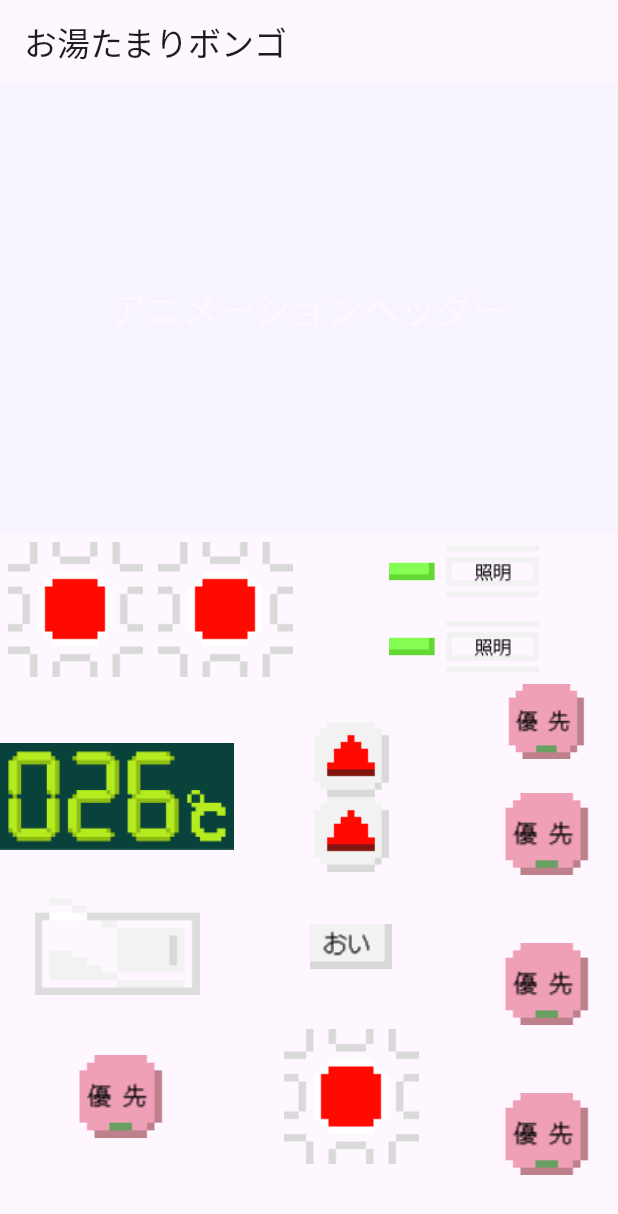
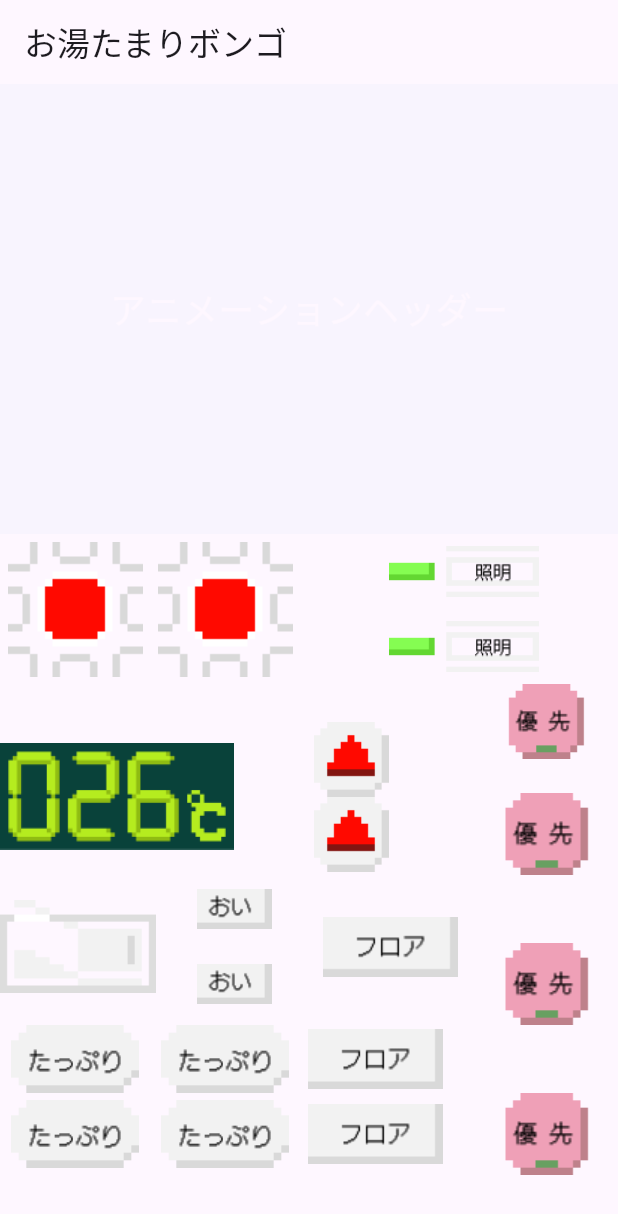
Before and after one commit to ironmax123/oyutamari_bongo, a Flutter app: the screen it shows after launch, on a phone screen of 412 x 824 dp. Shown: the top 1214 px of the screen. Run offline on Flutter 3.47's test engine with Material 3 defaults, Android fonts, the phone set to English and light mode, and no system bars; our stand-ins replace flutter_blue_plus, flutter_hooks, just_audio; missing offline and left inert: audio_session; statements that could not run were skipped.

Commit message:
大枠完成

```diff
--- /dev/null
+++ b/lib/pages/home/components/button_full.dart
@@ -0,0 +1,70 @@
+import 'package:flutter/material.dart';
+import 'package:oyutamaribondo/components/image_button.dart';
+
+class ButtonFull extends StatelessWidget {
+  const ButtonFull({Key? key}) : super(key: key);
+
+  @override
+  Widget build(BuildContext context) {
+    return Column(
+      children: [
+        Row(
+          children: [
+            ImageButton(
+              imagePath: 'assets/images/button2.png',
+              width: 100,
+              height: 50,
+              onPressed: () {
+                // ボタン7の処理
+              },
+            ),
+            ImageButton(
+              imagePath: 'assets/images/button2.png',
+              width: 100,
+              height: 50,
+              onPressed: () {
+                // ボタン7の処理
+              },
+            ),
+            ImageButton(
+              imagePath: 'assets/images/button9.png',
+              width: 100,
+              height: 50,
+              onPressed: () {
+                // ボタン7の処理
+              },
+            ),
+          ],
+        ),
+        Row(
+          children: [
+            ImageButton(
+              imagePath: 'assets/images/button2.png',
+              width: 100,
+              height: 50,
+              onPressed: () {
+                // ボタン7の処理
+              },
+            ),
+            ImageButton(
+              imagePath: 'assets/images/button2.png',
+              width: 100,
+              height: 50,
+              onPressed: () {
+                // ボタン7の処理
+              },
+            ),
+            ImageButton(
+              imagePath: 'assets/images/button9.png',
+              width: 100,
+              height: 50,
+              onPressed: () {
+                // ボタン7の処理
+              },
+            ),
+          ],
+        ),
+      ],
+    );
+  }
+}
--- /dev/null
+++ b/lib/pages/home/components/button_oi.dart
@@ -0,0 +1,30 @@
+import 'package:flutter/material.dart';
+import 'package:oyutamaribondo/components/image_button.dart';
+
+class ButtonOi extends StatelessWidget {
+  const ButtonOi({Key? key}) : super(key: key);
+
+  @override
+  Widget build(BuildContext context) {
+    return Column(
+      children: [
+        ImageButton(
+          imagePath: 'assets/images/button1.png',
+          width: 50,
+          height: 50,
+          onPressed: () {
+            // ボタン7の処理
+          },
+        ),
+        ImageButton(
+          imagePath: 'assets/images/button1.png',
+          width: 50,
+          height: 50,
+          onPressed: () {
+            // ボタン7の処理
+          },
+        ),
+      ],
+    );
+  }
+}
--- a/lib/pages/home/home_page.dart
+++ b/lib/pages/home/home_page.dart
@@ -1,6 +1,8 @@
 import 'package:flutter/material.dart';
 import 'package:oyutamaribondo/pages/home/components/button_components1.dart';
 import 'package:oyutamaribondo/pages/home/components/button_components2.dart';
+import 'package:oyutamaribondo/pages/home/components/button_full.dart';
+import 'package:oyutamaribondo/pages/home/components/button_oi.dart';
 import 'package:oyutamaribondo/pages/home/components/button_updown.dart';
 import 'package:oyutamaribondo/pages/home/components/button_circle.dart';
 import 'package:oyutamaribondo/components/animated_header.dart';
@@ -62,14 +64,16 @@ class HomePage extends StatelessWidget {
                                     },
                                   ),
                                 ),
-
+                                Expanded(
+                                  child: ButtonOi(),
+                                ),
                                 Expanded(
                                   child: ImageButton(
-                                    imagePath: 'assets/images/button1.png',
+                                    imagePath: 'assets/images/button9.png',
                                     width: 100,
                                     height: 100,
                                     onPressed: () {
-                                      // ボタン10の処理
+                                      // ボタン9の処理
                                     },
                                   ),
                                 ),
@@ -78,24 +82,7 @@ class HomePage extends StatelessWidget {
                             Row(
                               children: [
                                 Expanded(
-                                  child: ImageButton(
-                                    imagePath: 'assets/images/button3.png',
-                                    width: 100,
-                                    height: 100,
-                                    onPressed: () {
-                                      // ボタン3の処理
-                                    },
-                                  ),
-                                ),
-                                Expanded(
-                                  child: ImageButton(
-                                    imagePath: 'assets/images/button4.png',
-                                    width: 100,
-                                    height: 100,
-                                    onPressed: () {
-                                      // ボタン4の処理
-                                    },
-                                  ),
+                                  child: ButtonFull(),
                                 ),
                               ],
                             ),
--- a/pubspec.yaml
+++ b/pubspec.yaml
@@ -34,4 +34,5 @@ flutter:
     - assets/images/button6.png
     - assets/images/button7.png
     - assets/images/button8.png
+    - assets/images/button9.png
   uses-material-design: true
```
Also changed, not shown: assets/images/button9.png (added).
